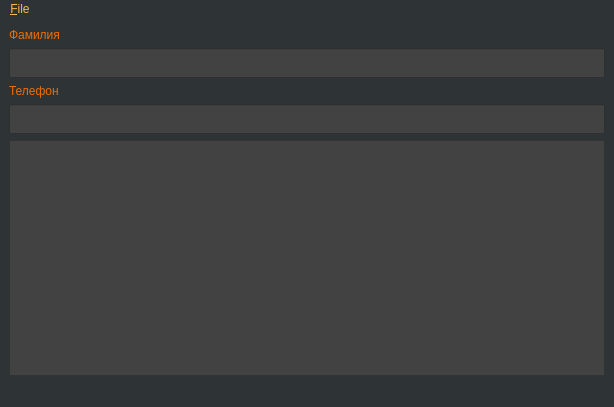
Qt form mainwindow.ui (knvmbox/phonebook) before a commit.
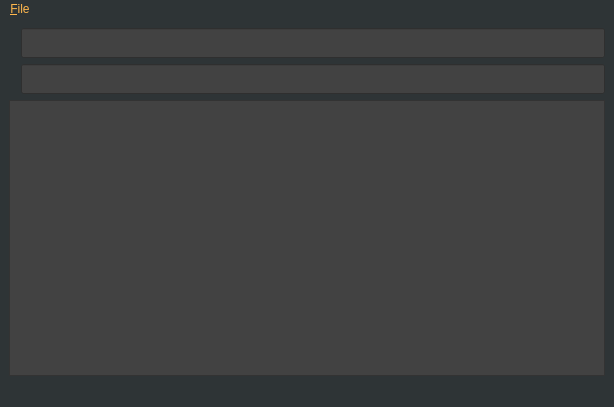
The same form after that commit. Icons and pictures are not drawn.

```diff
--- a/mainwindow.ui
+++ b/mainwindow.ui
@@ -19,12 +19,23 @@
   <widget class="QWidget" name="centralwidget">
    <layout class="QVBoxLayout" name="verticalLayout">
     <item>
+     <layout class="QHBoxLayout" name="horizontalLayout_2">
+      <property name="spacing">
+       <number>5</number>
+      </property>
+      <property name="topMargin">
+       <number>0</number>
+      </property>
+      <item>
      <widget class="QLabel" name="label">
       <property name="styleSheet">
        <string notr="true">color: rgb(239, 108, 0);</string>
       </property>
       <property name="text">
-       <string>Фамилия</string>
+         <string/>
+        </property>
+        <property name="pixmap">
+         <pixmap resource="phonebook.qrc">:/small_icons/image/small_person.png</pixmap>
       </property>
      </widget>
     </item>
@@ -52,13 +63,26 @@
       </property>
      </widget>
     </item>
+     </layout>
+    </item>
+    <item>
+     <layout class="QHBoxLayout" name="horizontalLayout">
+      <property name="spacing">
+       <number>5</number>
+      </property>
+      <property name="topMargin">
+       <number>0</number>
+      </property>
     <item>
      <widget class="QLabel" name="label_2">
       <property name="styleSheet">
        <string notr="true">color: rgb(239, 108, 0);</string>
       </property>
       <property name="text">
-       <string>Телефон</string>
+         <string/>
+        </property>
+        <property name="pixmap">
+         <pixmap resource="phonebook.qrc">:/small_icons/image/small_phone.png</pixmap>
       </property>
      </widget>
     </item>
@@ -85,6 +109,8 @@
        <string/>
       </property>
      </widget>
+      </item>
+     </layout>
     </item>
     <item>
      <widget class="QTableView" name="peopleView">
```
Left out of the diff: 20 changed lines with no effect on the pictures. Lines whose indentation alone changed are shown as unchanged.
